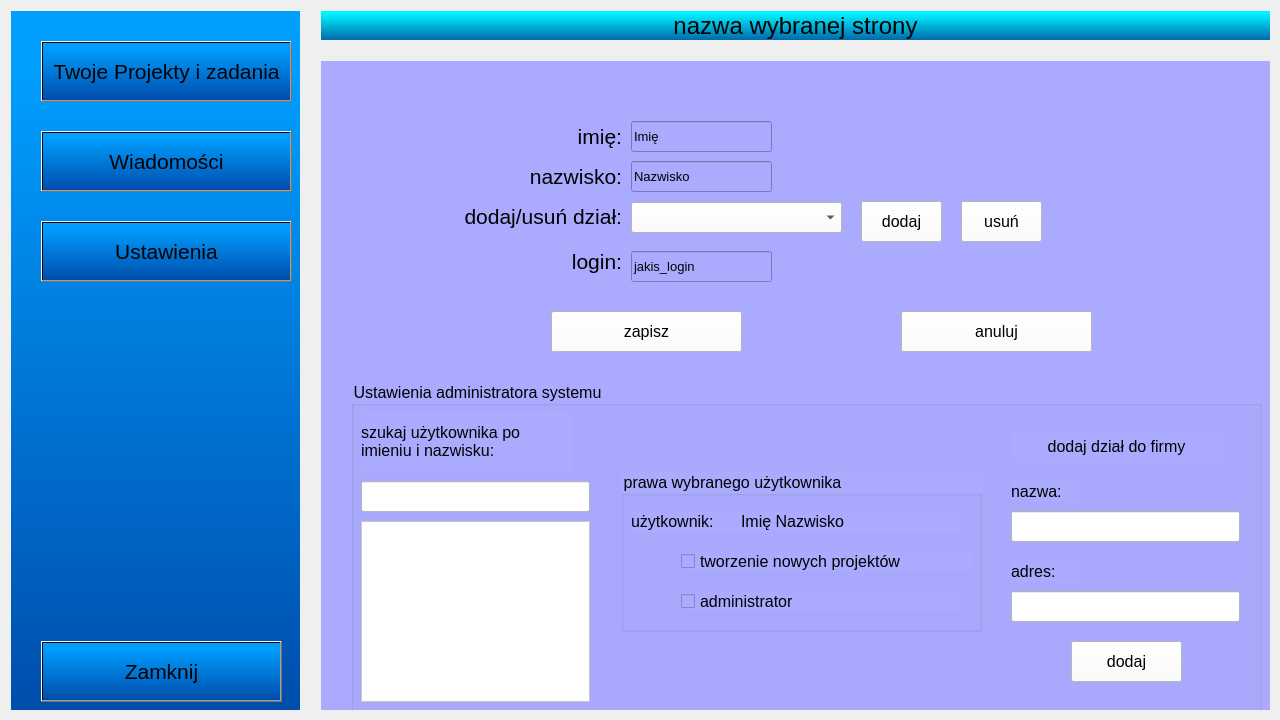
First picture: the form in project_managment/project_managment/project_managment.ui, repository Sleyn2/IO_projectmanagement, before the edit.
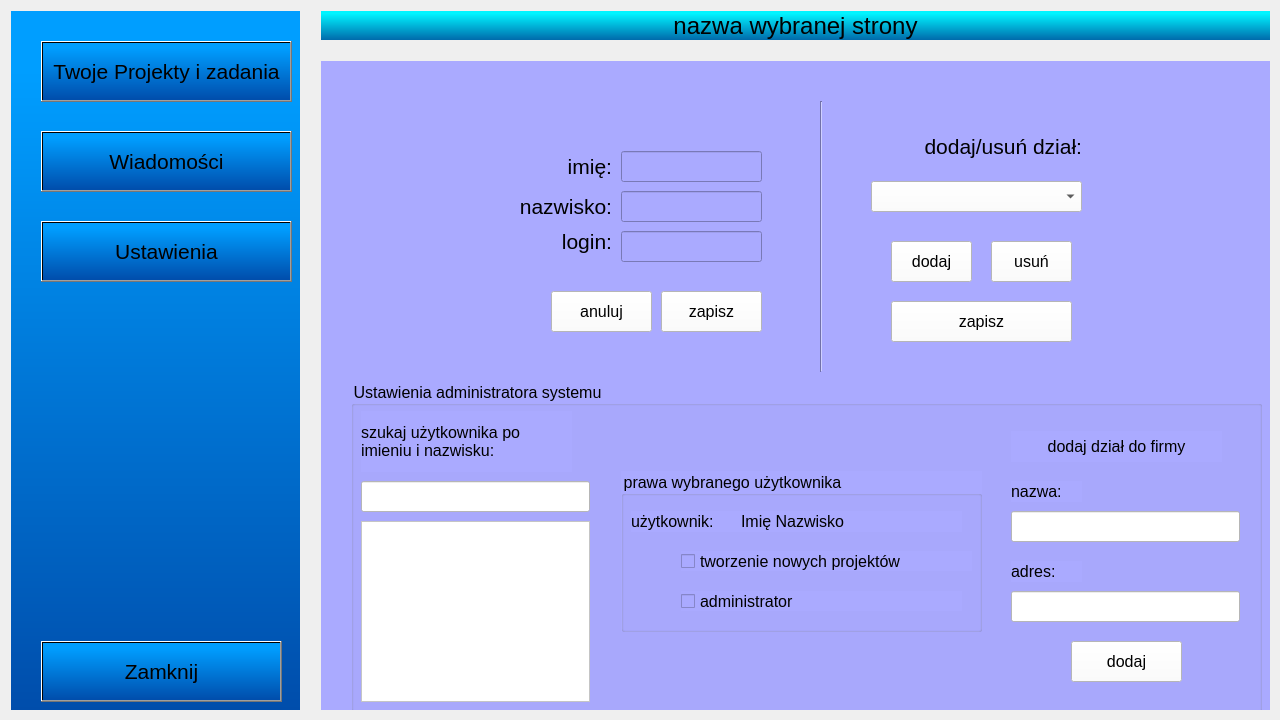
Second picture: the form after the edit. The open tabs and pages were chosen to show the change.

Diff of the .ui file:
```diff
--- a/project_managment/project_managment/project_managment.ui
+++ b/project_managment/project_managment/project_managment.ui
@@ -1158,8 +1158,8 @@
          <widget class="QLabel" name="label_34">
           <property name="geometry">
            <rect>
-            <x>40</x>
-            <y>100</y>
+            <x>500</x>
+            <y>30</y>
             <width>231</width>
             <height>51</height>
            </rect>
@@ -1179,8 +1179,8 @@
          <widget class="QComboBox" name="comboBox_dzialy">
           <property name="geometry">
            <rect>
-            <x>280</x>
-            <y>111</y>
+            <x>520</x>
+            <y>90</y>
             <width>211</width>
             <height>31</height>
            </rect>
@@ -1197,8 +1197,8 @@
          <widget class="QLabel" name="label_nazw">
           <property name="geometry">
            <rect>
-            <x>70</x>
-            <y>60</y>
+            <x>60</x>
+            <y>90</y>
             <width>201</width>
             <height>51</height>
            </rect>
@@ -1218,8 +1218,8 @@
          <widget class="QLabel" name="label_imie">
           <property name="geometry">
            <rect>
-            <x>70</x>
-            <y>20</y>
+            <x>60</x>
+            <y>50</y>
             <width>201</width>
             <height>51</height>
            </rect>
@@ -1239,8 +1239,8 @@
          <widget class="QLineEdit" name="lineEdit_imie">
           <property name="geometry">
            <rect>
-            <x>280</x>
-            <y>30</y>
+            <x>270</x>
+            <y>60</y>
             <width>141</width>
             <height>31</height>
            </rect>
@@ -1251,14 +1251,14 @@
            </font>
           </property>
           <property name="text">
-           <string>Imię</string>
+           <string/>
           </property>
          </widget>
          <widget class="QLineEdit" name="lineEdit_nazw">
           <property name="geometry">
            <rect>
-            <x>280</x>
-            <y>70</y>
+            <x>270</x>
+            <y>100</y>
             <width>141</width>
             <height>31</height>
            </rect>
@@ -1269,14 +1269,14 @@
            </font>
           </property>
           <property name="text">
-           <string>Nazwisko</string>
+           <string/>
           </property>
          </widget>
          <widget class="QLabel" name="label_38">
           <property name="geometry">
            <rect>
-            <x>70</x>
-            <y>150</y>
+            <x>60</x>
+            <y>130</y>
             <width>201</width>
             <height>41</height>
            </rect>
@@ -1296,8 +1296,8 @@
          <widget class="QLineEdit" name="lineEdit_login">
           <property name="geometry">
            <rect>
-            <x>280</x>
-            <y>160</y>
+            <x>270</x>
+            <y>140</y>
             <width>141</width>
             <height>31</height>
            </rect>
@@ -1308,15 +1308,15 @@
            </font>
           </property>
           <property name="text">
-           <string>jakis_login</string>
+           <string/>
           </property>
          </widget>
          <widget class="QPushButton" name="pushButton_zapisz">
           <property name="geometry">
            <rect>
-            <x>200</x>
-            <y>220</y>
-            <width>191</width>
+            <x>310</x>
+            <y>200</y>
+            <width>101</width>
             <height>41</height>
            </rect>
           </property>
@@ -1336,9 +1336,9 @@
          <widget class="QPushButton" name="pushButton_anuluj">
           <property name="geometry">
            <rect>
-            <x>550</x>
-            <y>220</y>
-            <width>191</width>
+            <x>200</x>
+            <y>200</y>
+            <width>101</width>
             <height>41</height>
            </rect>
           </property>
@@ -1357,8 +1357,8 @@
          <widget class="QPushButton" name="pushButton_dodaj">
           <property name="geometry">
            <rect>
-            <x>510</x>
-            <y>110</y>
+            <x>540</x>
+            <y>150</y>
             <width>81</width>
             <height>41</height>
            </rect>
@@ -1378,8 +1378,8 @@
          <widget class="QPushButton" name="pushButton_usun">
           <property name="geometry">
            <rect>
-            <x>610</x>
-            <y>110</y>
+            <x>640</x>
+            <y>150</y>
             <width>81</width>
             <height>41</height>
            </rect>
@@ -1396,6 +1396,41 @@
            <string>usuń</string>
           </property>
          </widget>
+         <widget class="Line" name="line">
+          <property name="geometry">
+           <rect>
+            <x>460</x>
+            <y>10</y>
+            <width>20</width>
+            <height>271</height>
+           </rect>
+          </property>
+          <property name="orientation">
+           <enum>Qt::Vertical</enum>
+          </property>
+         </widget>
+         <widget class="QPushButton" name="pushButton_zapisz_2">
+          <property name="geometry">
+           <rect>
+            <x>540</x>
+            <y>210</y>
+            <width>181</width>
+            <height>41</height>
+           </rect>
+          </property>
+          <property name="font">
+           <font>
+            <pointsize>12</pointsize>
+           </font>
+          </property>
+          <property name="styleSheet">
+           <string notr="true">background-color: rgb(255, 255, 255);
+</string>
+          </property>
+          <property name="text">
+           <string>zapisz</string>
+          </property>
+         </widget>
         </widget>
        </widget>
        <widget class="QGroupBox" name="groupBox">
```
Left out of the diff: 2 changed lines with no effect on the pictures.
